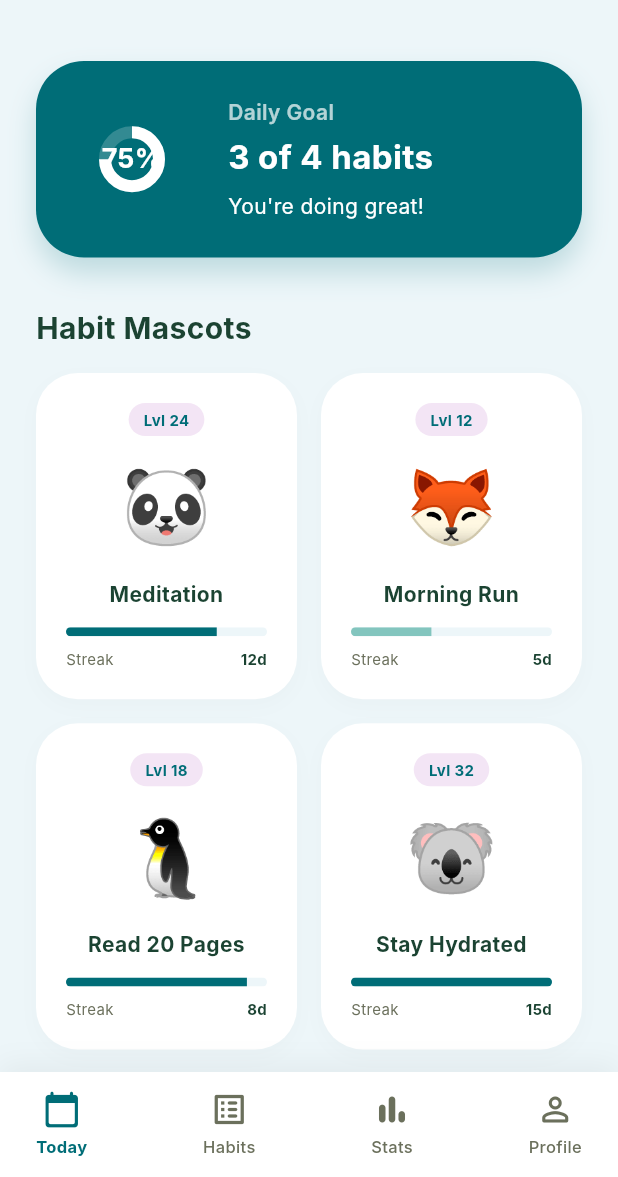
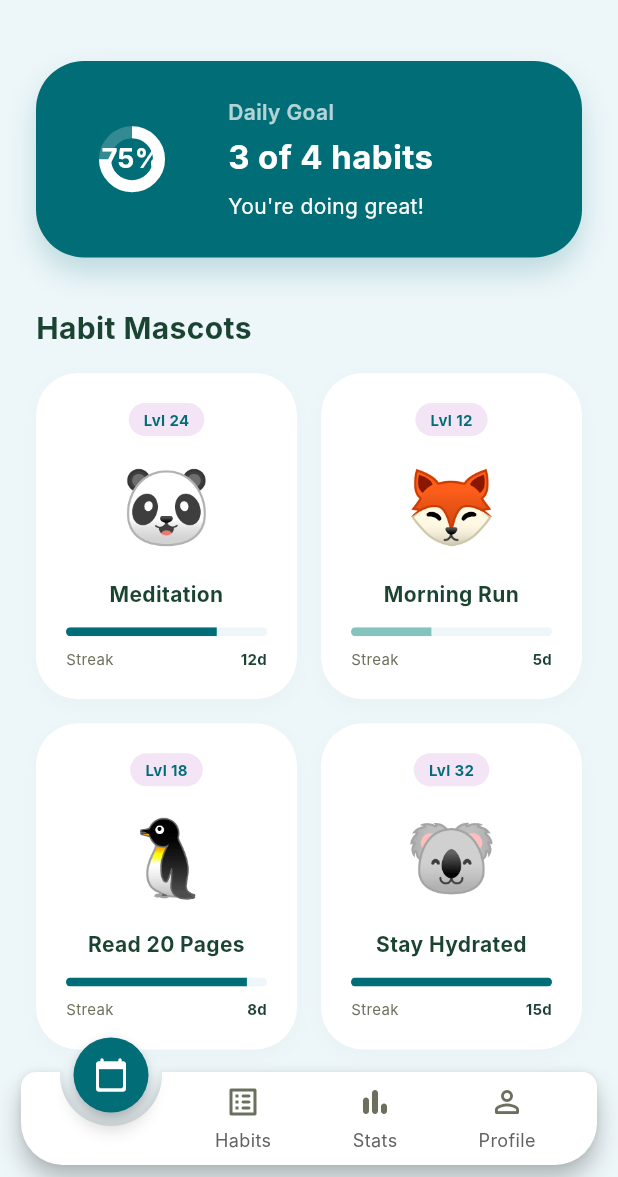
Before and after one commit to omaralaye/habitflow, a Flutter app: the MainNavigation screen opened directly, on a phone screen of 412 x 824 dp, the part 59-1236 px from its top. Run offline on Flutter 3.47's test engine with Material 3 defaults, Android fonts, the phone set to English and light mode, and no system bars; drawn by our look-alikes of animated_notch_bottom_bar; Roboto replaces fonts that are missing (Inter).

Commit message:
feat: implement animated_notch_bottom_bar for main navigation
- Added animated_notch_bottom_bar dependency to pubspec.yaml.
- Refactored MainNavigation to use AnimatedNotchBottomBar and PageView.
- Integrated NotchBottomBarController and PageController for state management.
- Configured icons, labels, and colors to match the existing design system.
- Enabled extendBody on Scaffold for the notch effect.
- Cleaned up unused imports in main.dart and widget_test.dart.

Co-authored-by: omaralaye <199628096+omaralaye@users.noreply.github.com>

```diff
--- a/lib/main.dart
+++ b/lib/main.dart
@@ -1,6 +1,5 @@
 import 'package:flutter/material.dart';
 import 'utils/constants.dart';
-import 'widgets/main_navigation.dart';
 import 'screens/onboarding_screen.dart';
 
 void main() {
--- a/lib/widgets/main_navigation.dart
+++ b/lib/widgets/main_navigation.dart
@@ -1,3 +1,4 @@
+import 'package:animated_notch_bottom_bar/animated_notch_bottom_bar/animated_notch_bottom_bar.dart';
 import 'package:flutter/material.dart';
 import '../utils/constants.dart';
 import '../screens/home_screen.dart';
@@ -13,7 +14,8 @@ class MainNavigation extends StatefulWidget {
 }
 
 class _MainNavigationState extends State<MainNavigation> {
-  int _currentIndex = 0;
+  final _pageController = PageController(initialPage: 0);
+  final _controller = NotchBottomBarController(index: 0);
 
   final List<Widget> _screens = [
     const HomeScreen(),
@@ -23,63 +25,82 @@ class _MainNavigationState extends State<MainNavigation> {
   ];
 
   @override
+  void dispose() {
+    _pageController.dispose();
+    super.dispose();
+  }
+
+  @override
   Widget build(BuildContext context) {
     return Scaffold(
-      body: _screens[_currentIndex],
-      bottomNavigationBar: Container(
-        decoration: BoxDecoration(
-          color: Colors.white,
-          boxShadow: [
-            BoxShadow(
-              color: Colors.black.withOpacity(0.05),
-              blurRadius: 15,
-              offset: const Offset(0, -5),
+      body: PageView(
+        controller: _pageController,
+        physics: const NeverScrollableScrollPhysics(),
+        children: _screens,
+      ),
+      extendBody: true,
+      bottomNavigationBar: AnimatedNotchBottomBar(
+        notchBottomBarController: _controller,
+        color: Colors.white,
+        showLabel: true,
+        notchColor: AppColors.primary,
+        removeMargins: false,
+        kBottomRadius: 28.0,
+        kIconSize: 24.0,
+        shadowElevation: 5,
+        bottomBarItems: const [
+          BottomBarItem(
+            inActiveItem: Icon(
+              Icons.calendar_today_rounded,
+              color: AppColors.textGrey,
             ),
-          ],
-        ),
-        child: SafeArea(
-          child: Padding(
-            padding: const EdgeInsets.symmetric(horizontal: 24, vertical: 12),
-            child: Row(
-              mainAxisAlignment: MainAxisAlignment.spaceBetween,
-              children: [
-                _buildNavItem(0, Icons.calendar_today_rounded, 'Today'),
-                _buildNavItem(1, Icons.list_alt_rounded, 'Habits'),
-                _buildNavItem(2, Icons.bar_chart_rounded, 'Stats'),
-                _buildNavItem(3, Icons.person_outline_rounded, 'Profile'),
-              ],
+            activeItem: Icon(
+              Icons.calendar_today_rounded,
+              color: Colors.white,
             ),
+            itemLabel: 'Today',
           ),
-        ),
-      ),
-    );
-  }
-
-  Widget _buildNavItem(int index, IconData icon, String label) {
-    final isSelected = _currentIndex == index;
-    final color = isSelected ? AppColors.primary : AppColors.textGrey;
-
-    return GestureDetector(
-      onTap: () => setState(() => _currentIndex = index),
-      behavior: HitTestBehavior.opaque,
-      child: Column(
-        mainAxisSize: MainAxisSize.min,
-        children: [
-          Icon(
-            icon,
-            color: color,
-            size: 26,
+          BottomBarItem(
+            inActiveItem: Icon(
+              Icons.list_alt_rounded,
+              color: AppColors.textGrey,
+            ),
+            activeItem: Icon(
+              Icons.list_alt_rounded,
+              color: Colors.white,
+            ),
+            itemLabel: 'Habits',
           ),
-          const SizedBox(height: 4),
-          Text(
-            label,
-            style: TextStyle(
-              fontSize: 11,
-              fontWeight: isSelected ? FontWeight.bold : FontWeight.w500,
-              color: color,
+          BottomBarItem(
+            inActiveItem: Icon(
+              Icons.bar_chart_rounded,
+              color: AppColors.textGrey,
             ),
+            activeItem: Icon(
+              Icons.bar_chart_rounded,
+              color: Colors.white,
+            ),
+            itemLabel: 'Stats',
+          ),
+          BottomBarItem(
+            inActiveItem: Icon(
+              Icons.person_outline_rounded,
+              color: AppColors.textGrey,
+            ),
+            activeItem: Icon(
+              Icons.person_outline_rounded,
+              color: Colors.white,
+            ),
+            itemLabel: 'Profile',
           ),
         ],
+        onTap: (index) {
+          _pageController.animateToPage(
+            index,
+            duration: const Duration(milliseconds: 300),
+            curve: Curves.easeIn,
+          );
+        },
       ),
     );
   }
--- a/pubspec.yaml
+++ b/pubspec.yaml
@@ -34,6 +34,7 @@ dependencies:
   # The following adds the Cupertino Icons font to your application.
   # Use with the CupertinoIcons class for iOS style icons.
   cupertino_icons: ^1.0.8
+  animated_notch_bottom_bar: ^1.0.3
 
 dev_dependencies:
   flutter_test:
```
Also changed, not shown: pubspec.lock, 1 other file.
